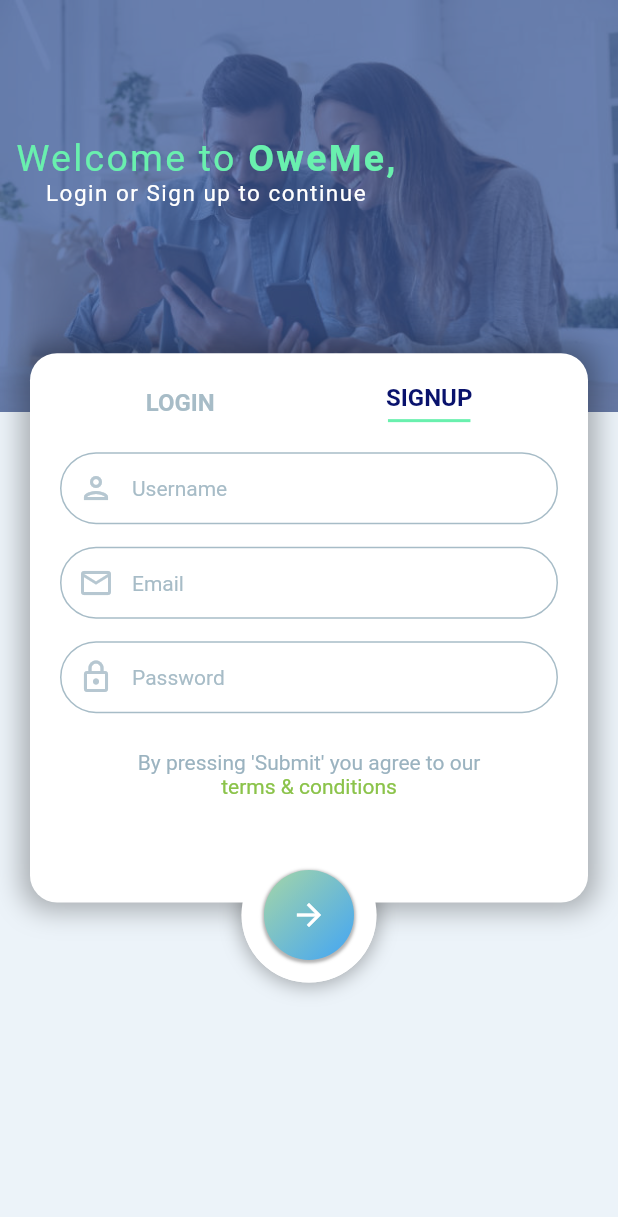
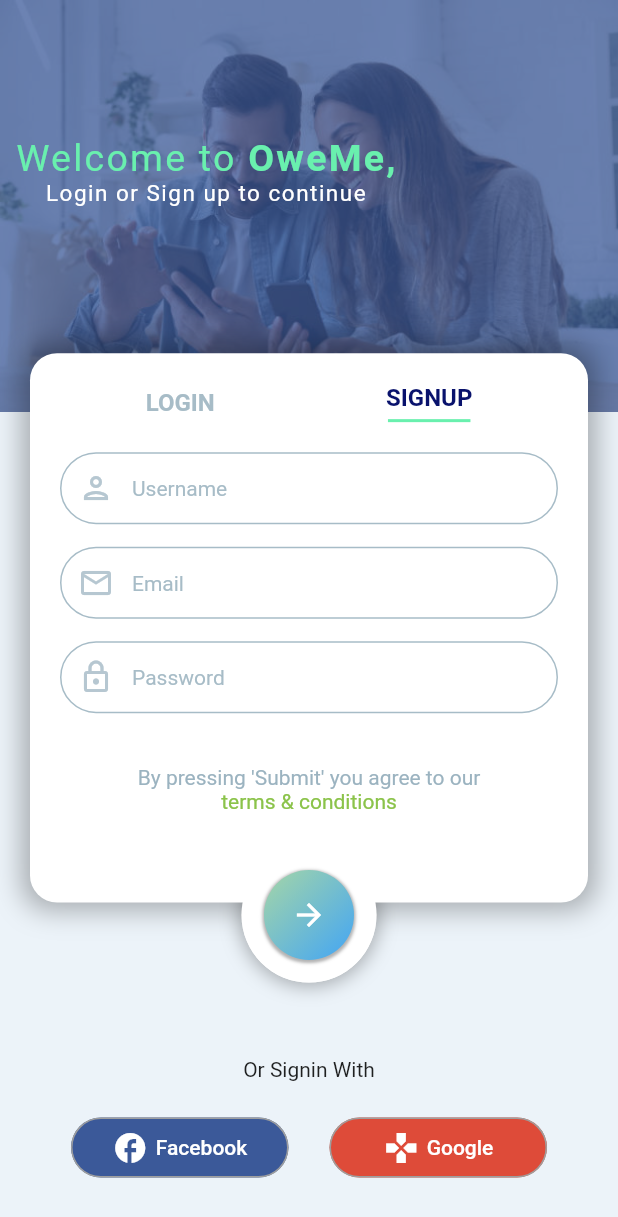
Before and after one commit to lthoma39/OweME, a Flutter app: the screen it shows after launch, on a phone screen of 412 x 824 dp. Shown: the top 1217 px of the screen. Run offline on Flutter 3.47's test engine with Material 2 defaults, Android fonts, the phone set to English and light mode, and no system bars; our stand-ins replace firebase_core; accounts and stored records are empty.

Commit message:
finished basic design

```diff
--- a/lib/registration_page/view/registration_screen.dart
+++ b/lib/registration_page/view/registration_screen.dart
@@ -11,12 +11,17 @@
     return Scaffold(
       backgroundColor: Palette.backgroundColor,
       body: SingleChildScrollView(
-        child: Stack(
-          children: <Widget>[
-            TitleCard(),
-            SubmitButton(showShadow: true),
-            RegistrationCard(),
-            SubmitButton(),
+        child: Column(
+          children: [
+            Stack(
+              children: <Widget>[
+                TitleCard(),
+                SubmitButton(showShadow: true),
+                RegistrationCard(),
+                SubmitButton(),
+              ],
+            ),
+            Media(),
           ],
         ),
       ),
--- /dev/null
+++ b/lib/registration_page/widgets/media_buttons.dart
@@ -0,0 +1,69 @@
+import 'package:flutter/material.dart';
+import 'package:owe_me/registration_page/colors/colors.dart';
+
+class Media extends StatelessWidget {
+  @override
+  Widget build(BuildContext context) {
+    return Padding(
+      padding: const EdgeInsets.only(top: 50),
+      child: Column(
+        children: [
+          Text('Or Signin With'),
+          Container(
+            margin: EdgeInsets.only(left: 20, right: 20, top: 20),
+            child: Row(
+              mainAxisAlignment: MainAxisAlignment.spaceEvenly,
+              children: [
+                _MediaButtons(
+                  backgroundColor: Palette.facebookColor,
+                  iconData: Icons.facebook_outlined,
+                  buttonName: 'Facebook',
+                ),
+                _MediaButtons(
+                  backgroundColor: Palette.googleColor,
+                  iconData: Icons.gamepad,
+                  buttonName: 'Google',
+                ),
+              ],
+            ),
+          )
+        ],
+      ),
+    );
+  }
+}
+
+class _MediaButtons extends StatelessWidget {
+  const _MediaButtons({
+    required this.backgroundColor,
+    required this.iconData,
+    required this.buttonName,
+  });
+
+  final Color backgroundColor;
+  final IconData iconData;
+  final String buttonName;
+
+  @override
+  Widget build(BuildContext context) {
+    return TextButton(
+      onPressed: () {},
+      style: TextButton.styleFrom(
+        minimumSize: Size(145, 40),
+        backgroundColor: backgroundColor,
+        primary: Colors.white,
+        shape: RoundedRectangleBorder(
+          borderRadius: BorderRadius.circular(20),
+          side: BorderSide(width: 1, color: Colors.grey),
+        ),
+      ),
+      child: Row(
+        children: [
+          Icon(iconData),
+          SizedBox(width: 5),
+          Text(buttonName),
+        ],
+      ),
+    );
+  }
+}
--- a/lib/registration_page/widgets/registration_card.dart
+++ b/lib/registration_page/widgets/registration_card.dart
@@ -14,7 +14,6 @@
   @override
   Widget build(BuildContext context) {
     return Padding(
-      //TODO: use 225 for padding if this doesnt work
       padding: EdgeInsets.only(top: SizeConfig.screenHeight / 3.5),
       child: Align(
         alignment: Alignment.topCenter,
@@ -124,7 +123,7 @@
               ),
               Container(
                 width: 250,
-                margin: EdgeInsets.only(top: 10),
+                margin: EdgeInsets.only(top: 20),
                 child: RichText(
                   textAlign: TextAlign.center,
                   text: TextSpan(
--- a/lib/registration_page/widgets/widgets.dart
+++ b/lib/registration_page/widgets/widgets.dart
@@ -1,3 +1,4 @@
 export 'title_card.dart';
 export 'registration_card.dart';
 export 'submit_button.dart';
+export 'media_buttons.dart';
```
Also changed, not shown: lib/registration_page/widgets/submit_button.dart (+0 -70 lines).
